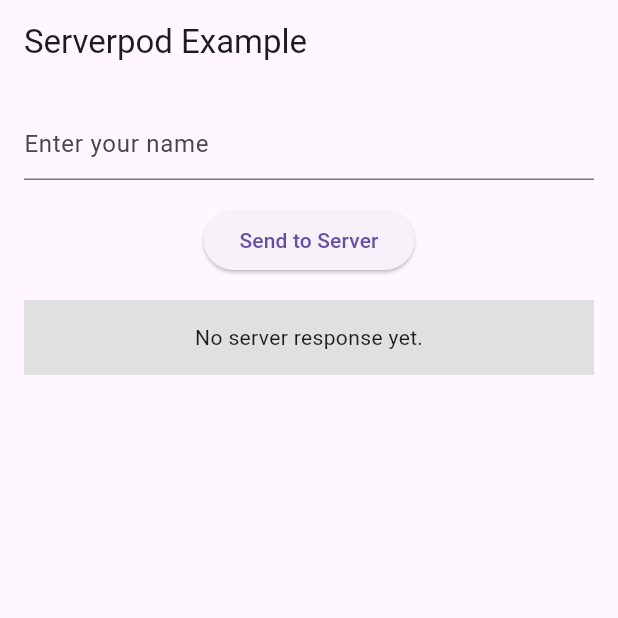
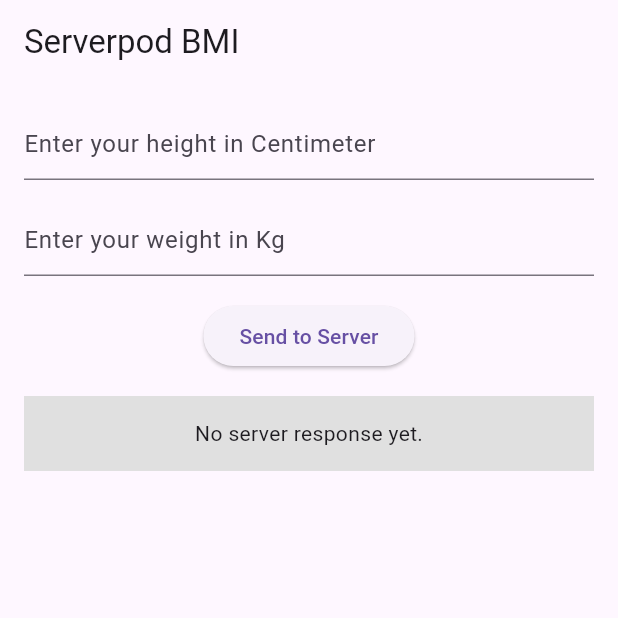
Before and after one commit to MdZunaed/serverpod_bmi, a Flutter app: the screen it shows after launch, on a phone screen of 412 x 824 dp, the top half of it. Run offline on Flutter 3.47's test engine with Material 3 defaults, Android fonts, the phone set to English and light mode, and no system bars; missing offline and left inert: serverpod, serverpod_client, serverpod_flutter.

Commit message:
Full-Stack BMI calculation

```diff
--- a/testpod_flutter/lib/main.dart
+++ b/testpod_flutter/lib/main.dart
@@ -20,11 +20,12 @@
   @override
   Widget build(BuildContext context) {
     return MaterialApp(
-      title: 'Serverpod Demo',
+      title: 'Serverpod BMI',
+      debugShowCheckedModeBanner: false,
       theme: ThemeData(
         primarySwatch: Colors.blue,
       ),
-      home: const MyHomePage(title: 'Serverpod Example'),
+      home: const MyHomePage(title: 'Serverpod BMI'),
     );
   }
 }
@@ -44,18 +45,22 @@
   String? _resultMessage;
   String? _errorMessage;
 
-  final _textEditingController = TextEditingController();
+  final heightController = TextEditingController();
+  final weightController = TextEditingController();
 
   // Calls the `hello` method of the `example` endpoint. Will set either the
   // `_resultMessage` or `_errorMessage` field, depending on if the call
   // is successful.
-  void _callHello() async {
+  void _calculateBMI() async {
     try {
-     double bmi = await client.test.calculateBMI(180, 75);
-      final result = await client.example.hello(_textEditingController.text);
+      BMIData bmiData = await client.test.calculateBMI(
+          double.parse(heightController.text.trim()),
+          double.parse(weightController.text.trim()));
+      //final result = await client.example.hello(_textEditingController.text);
       setState(() {
         _errorMessage = null;
-        _resultMessage = result;
+        _resultMessage =
+            "BMI: ${bmiData.result.toStringAsFixed(2)}, ${bmiData.message}";
       });
     } catch (e) {
       setState(() {
@@ -77,16 +82,25 @@
             Padding(
               padding: const EdgeInsets.only(bottom: 16.0),
               child: TextField(
-                controller: _textEditingController,
+                controller: heightController,
                 decoration: const InputDecoration(
-                  hintText: 'Enter your name',
+                  hintText: 'Enter your height in Centimeter',
+                ),
+              ),
+            ),
+            Padding(
+              padding: const EdgeInsets.only(bottom: 16.0),
+              child: TextField(
+                controller: weightController,
+                decoration: const InputDecoration(
+                  hintText: 'Enter your weight in Kg',
                 ),
               ),
             ),
             Padding(
               padding: const EdgeInsets.only(bottom: 16.0),
               child: ElevatedButton(
-                onPressed: _callHello,
+                onPressed: _calculateBMI,
                 child: const Text('Send to Server'),
               ),
             ),
```
Also changed, not shown: testpod_client/lib/src/protocol/client.dart (+5 -4 lines), testpod_server/lib/src/endpoints/test_endpoint.dart (+12 -3 lines), testpod_flutter/pubspec.lock, 1 other file.
